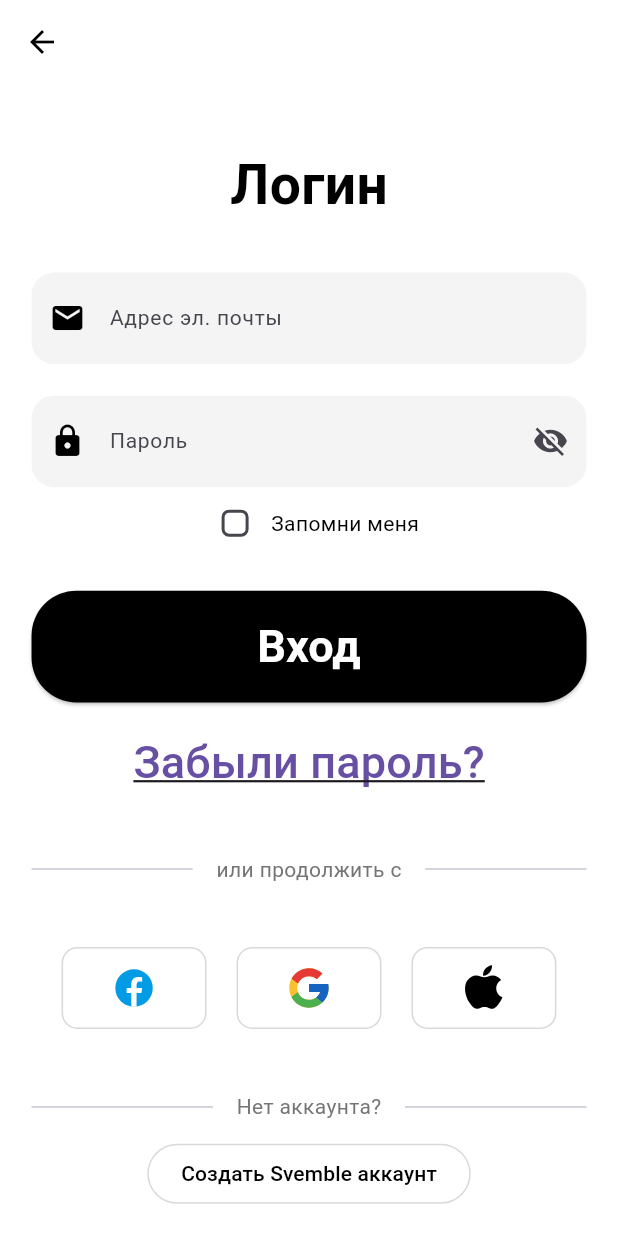
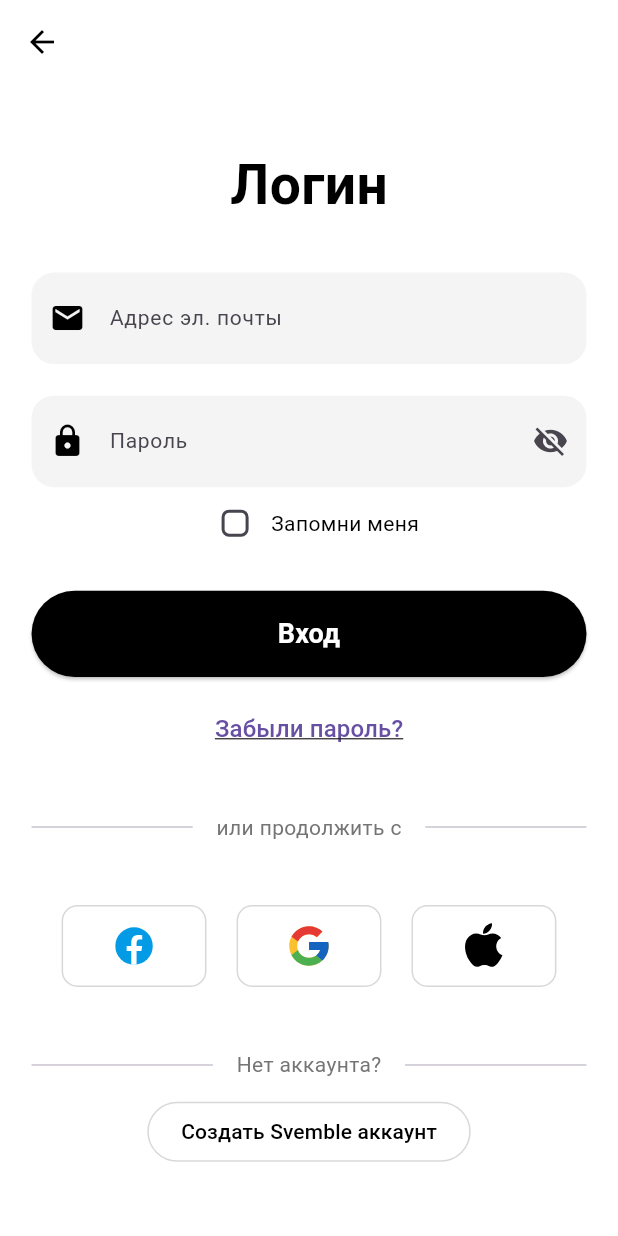
Before and after one commit to savagenur/svemble_new, a Flutter app: the LoginScreen screen opened by its route, on a phone screen of 412 x 824 dp. Run offline on Flutter 3.47's test engine with Material 3 defaults, Android fonts, the phone set to English and light mode, and no system bars; drawn by our look-alikes of auto_size_text; our stand-ins replace carousel_slider, flutter_svg, font_awesome_flutter, google_fonts, introduction_screen, page_transition and 1 more; missing offline and left inert: syncfusion_flutter_core.

Commit message:
kDefFontSize added

```diff
--- a/lib/auth/Login/components/body.dart
+++ b/lib/auth/Login/components/body.dart
@@ -38,7 +38,7 @@ class Body extends StatelessWidget {
                 child: const Text(
                   "Забыли пароль?",
                   style: TextStyle(
-                    fontSize: 30,
+                    fontSize: kDefFontSize,
                     decoration: TextDecoration.underline,
                   ),
                 )),
--- a/lib/components/default_button.dart
+++ b/lib/components/default_button.dart
@@ -12,13 +12,13 @@ class DefaultButton extends StatelessWidget {
   final Color textColor;
 
   const DefaultButton({
-    Key? key,
+    super.key,
     required this.text,
     required this.onTap,
     this.width = double.infinity,
     this.backgroundColor = kPrimaryColor,
     this.textColor = Colors.white,
-  }) : super(key: key);
+  });
 
   @override
   Widget build(BuildContext context) {
@@ -38,7 +38,7 @@ class DefaultButton extends StatelessWidget {
               fontSize: kPrimaryFontSize,
               fontWeight: FontWeight.bold,
             ),
-            minFontSize: 30,
+            minFontSize: kDefFontSize,
             maxLines: 2,
             overflow: TextOverflow.ellipsis,
             textAlign: TextAlign.center,
--- a/lib/components/product_tile.dart
+++ b/lib/components/product_tile.dart
@@ -30,7 +30,7 @@ class _ProductTileState extends State<ProductTile> {
           SizedBox(
             width: double.infinity,
             child: AspectRatio(
-              aspectRatio: .8,
+              aspectRatio: 1,
               child: Stack(
                 children: [
                   Container(
--- a/lib/constants.dart
+++ b/lib/constants.dart
@@ -17,7 +17,7 @@ const kTertiaryTextColor = Color.fromARGB(255, 189, 188, 188);
 const double kH1FontSize = 35;
 const double kHeaderFontSize = 20;
 const double kPrimaryFontSize = 18;
-const double kDefaultFontSize = 16;
+const double kDefFontSize = 16;
 const double kTertiaryFontSize = 14;
 const double kQuaternaryFontSize = 10;
 
@@ -37,7 +37,7 @@ final primaryTextStyle = TextStyle(
     color: kPrimaryColor,
     fontWeight: FontWeight.bold);
 final defaultTextStyle = TextStyle(
-  fontSize: getPropScreenWidth(kDefaultFontSize),
+  fontSize: getPropScreenWidth(kDefFontSize),
   color: Colors.black,
   fontWeight: FontWeight.bold,
 );
--- a/lib/screens/Home/home_screen.dart
+++ b/lib/screens/Home/home_screen.dart
@@ -41,7 +41,7 @@ class HomeScreen extends StatelessWidget {
           children: [
             const Text(
               "Привет! 👋",
-              style: TextStyle(fontSize: 30),
+              style: TextStyle(fontSize: kDefFontSize),
             ),
             Text(
               "Нурболот",
```
